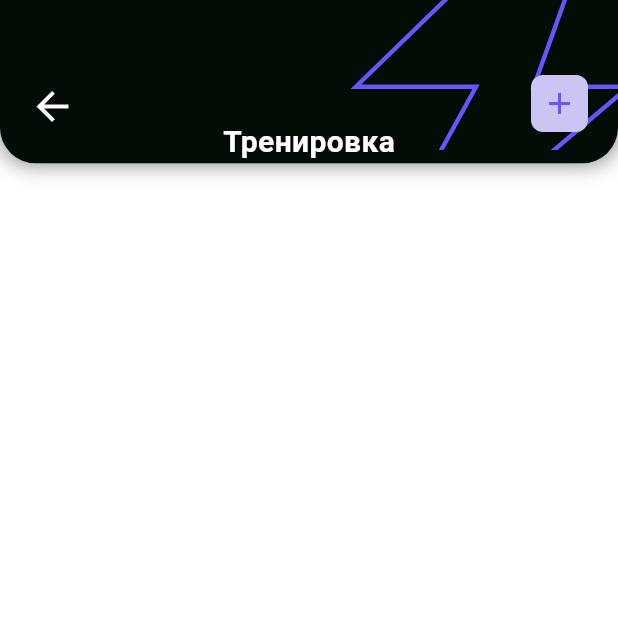
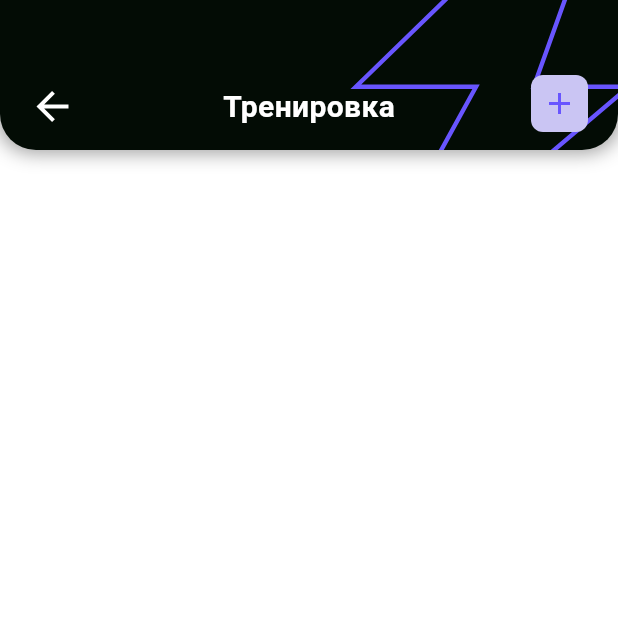
Before and after one commit to ptmff/nasporte, a Flutter app: the TrainsPage screen opened directly, on a phone screen of 412 x 824 dp, the top half of it. Run offline on Flutter 3.47's test engine with Material 3 defaults, Android fonts, the light colour scheme and no system bars; our stand-ins replace flutter_svg, shared_preferences; missing offline and left inert: signalr_core; accounts and stored records are empty; Roboto replaces fonts that are missing (Poppins).

Commit message:
отредачил вид надписи тренировки

```diff
--- a/frontend/lib/main.dart
+++ b/frontend/lib/main.dart
@@ -23,7 +23,7 @@ class MyApp extends StatelessWidget {
     return MaterialApp(
       debugShowCheckedModeBanner: false,
       theme: ThemeData(fontFamily: 'Poppins'),
-      home: const MainPage(),
+      home: const LoginPage(),
     );
   }
 }
--- a/frontend/lib/pages/trains.dart
+++ b/frontend/lib/pages/trains.dart
@@ -50,7 +50,7 @@ Container _appBar (context) {
             Align(
               alignment: Alignment.center,
               child: Padding(
-                padding: EdgeInsets.only(top: 80),
+                padding: EdgeInsets.only(top: 57),
                 child: Text(
                   'Тренировка',
                   style: TextStyle(
```
